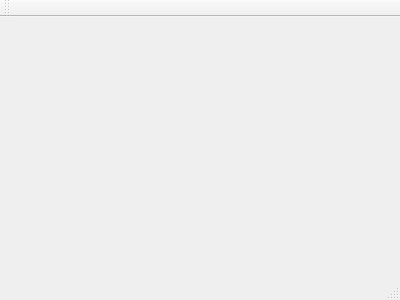
The window that testclient/mainwindow.ui (tom9099/NLog) describes before a commit, drawn with Qt 5.
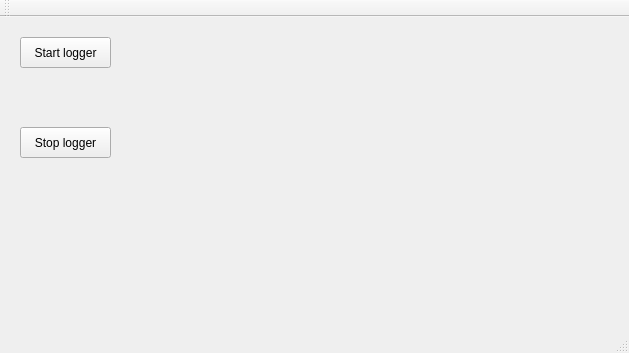
The same window after the commit.

```diff
--- a/testclient/mainwindow.ui
+++ b/testclient/mainwindow.ui
@@ -1,24 +1,66 @@
 <ui version="4.0">
  <class>MainWindow</class>
- <widget class="QMainWindow" name="MainWindow" >
-  <property name="geometry" >
+ <widget class="QMainWindow" name="MainWindow">
+  <property name="geometry">
    <rect>
     <x>0</x>
     <y>0</y>
-    <width>400</width>
-    <height>300</height>
+    <width>629</width>
+    <height>353</height>
    </rect>
   </property>
   <property name="windowTitle" >
    <string>MainWindow</string>
   </property>
-  <widget class="QMenuBar" name="menuBar" />
-  <widget class="QToolBar" name="mainToolBar" />
-  <widget class="QWidget" name="centralWidget" />
-  <widget class="QStatusBar" name="statusBar" />
+  <widget class="QWidget" name="centralWidget">
+   <widget class="QPushButton" name="pushButton">
+    <property name="geometry">
+     <rect>
+      <x>20</x>
+      <y>20</y>
+      <width>91</width>
+      <height>31</height>
+     </rect>
+    </property>
+    <property name="text">
+     <string>Start logger</string>
+    </property>
+   </widget>
+   <widget class="QPushButton" name="pushButton_2">
+    <property name="geometry">
+     <rect>
+      <x>20</x>
+      <y>110</y>
+      <width>91</width>
+      <height>31</height>
+     </rect>
+    </property>
+    <property name="text">
+     <string>Stop logger</string>
+    </property>
+   </widget>
+  </widget>
+  <widget class="QMenuBar" name="menuBar">
+   <property name="geometry">
+    <rect>
+     <x>0</x>
+     <y>0</y>
+     <width>629</width>
+     <height>22</height>
+    </rect>
+   </property>
+  </widget>
+  <widget class="QToolBar" name="mainToolBar">
+   <attribute name="toolBarArea">
+    <enum>TopToolBarArea</enum>
+   </attribute>
+   <attribute name="toolBarBreak">
+    <bool>false</bool>
+   </attribute>
+  </widget>
+  <widget class="QStatusBar" name="statusBar"/>
  </widget>
- <layoutDefault spacing="6" margin="11" />
- <pixmapfunction></pixmapfunction>
+ <layoutdefault spacing="6" margin="11"/>
  <resources/>
  <connections/>
 </ui>
```
Left out of the diff: 3 changed lines with no effect on the pictures.
